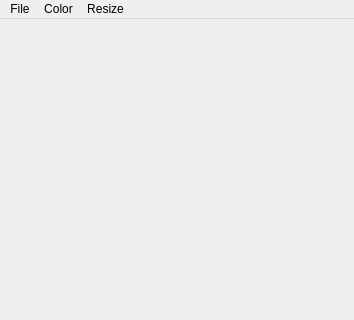
The window that pxlart/mainwindow.ui (starwarsnerd77/PixelArtQtApp) describes before a commit, drawn with Qt 5; both pictures show x 0 to 354 and y 0 to 320 of the 354 by 600 pixel window.
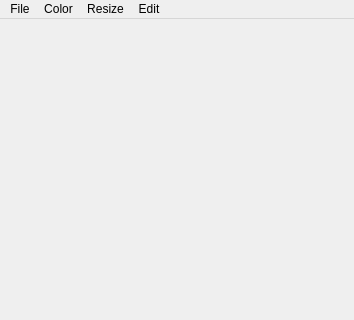
The same window after the commit.

Diff of the .ui file:
```diff
--- a/pxlart/mainwindow.ui
+++ b/pxlart/mainwindow.ui
@@ -47,9 +47,17 @@
     </property>
     <addaction name="actionResize"/>
    </widget>
+   <widget class="QMenu" name="menuEdit">
+    <property name="title">
+     <string>Edit</string>
+    </property>
+    <addaction name="actionPaint"/>
+    <addaction name="actionPen"/>
+   </widget>
    <addaction name="menuFile"/>
    <addaction name="menuHome"/>
    <addaction name="menuResize"/>
+   <addaction name="menuEdit"/>
   </widget>
   <action name="actioncolor2">
    <property name="text">
```
Left out of the diff: 14 changed lines with no effect on the pictures.
